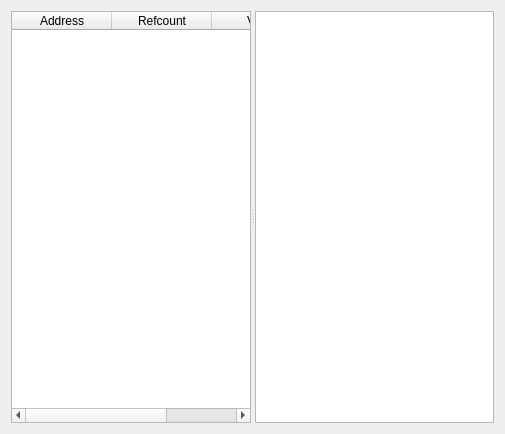
Before: the Qt Designer form GUI/ReferencedStringsWidget.ui in korcankaraokcu/PINCE, drawn with Qt 5.
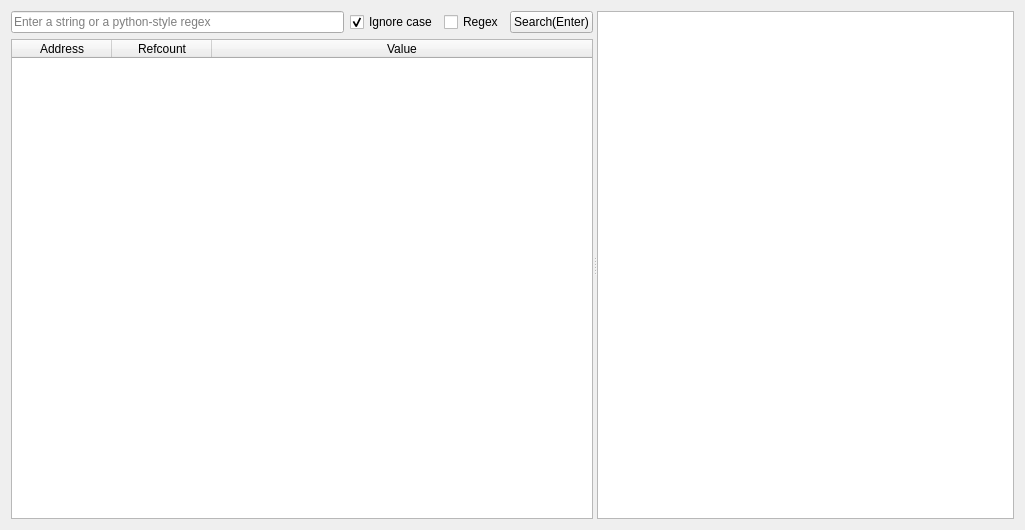
After: the same form once the commit is applied.

Commit message: Fully implemented ReferencedStringsWidget

```diff
--- a/GUI/ReferencedStringsWidget.ui
+++ b/GUI/ReferencedStringsWidget.ui
@@ -6,8 +6,8 @@
    <rect>
     <x>0</x>
     <y>0</y>
-    <width>505</width>
-    <height>434</height>
+    <width>1025</width>
+    <height>530</height>
    </rect>
   </property>
   <property name="windowTitle">
@@ -19,6 +19,44 @@
      <property name="orientation">
       <enum>Qt::Horizontal</enum>
      </property>
+     <widget class="QWidget" name="layoutWidget">
+      <layout class="QVBoxLayout" name="verticalLayout">
+       <item>
+        <layout class="QHBoxLayout" name="horizontalLayout_2">
+         <item>
+          <widget class="QLineEdit" name="lineEdit_Regex">
+           <property name="placeholderText">
+            <string>Enter a string or a python-style regex</string>
+           </property>
+          </widget>
+         </item>
+         <item>
+          <widget class="QCheckBox" name="checkBox_IgnoreCase">
+           <property name="text">
+            <string>Ignore case</string>
+           </property>
+           <property name="checked">
+            <bool>true</bool>
+           </property>
+          </widget>
+         </item>
+         <item>
+          <widget class="QCheckBox" name="checkBox_Regex">
+           <property name="text">
+            <string>Regex</string>
+           </property>
+          </widget>
+         </item>
+         <item>
+          <widget class="QPushButton" name="pushButton_Search">
+           <property name="text">
+            <string>Search(Enter)</string>
+           </property>
+          </widget>
+         </item>
+        </layout>
+       </item>
+       <item>
      <widget class="QTableWidget" name="tableWidget_References">
       <property name="editTriggers">
        <set>QAbstractItemView::NoEditTriggers</set>
@@ -59,6 +97,9 @@
         <string>Value</string>
        </property>
       </column>
+        </widget>
+       </item>
+      </layout>
      </widget>
      <widget class="QListWidget" name="listWidget_Referrers">
       <property name="editTriggers">
```
Left out of the diff: 3 changed lines with no effect on the pictures. Lines whose indentation alone changed are shown as unchanged. The commit also changes 3 other files.
